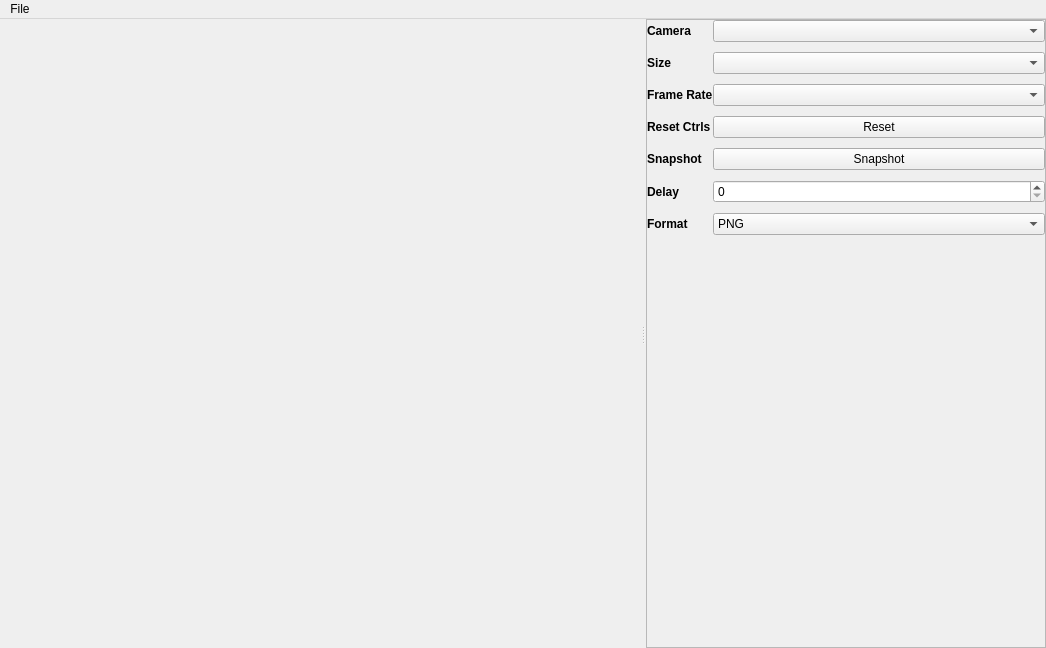
The window that VcapQt.ui (empyreanx/vcap-qt) describes before a commit, drawn with Qt 5.
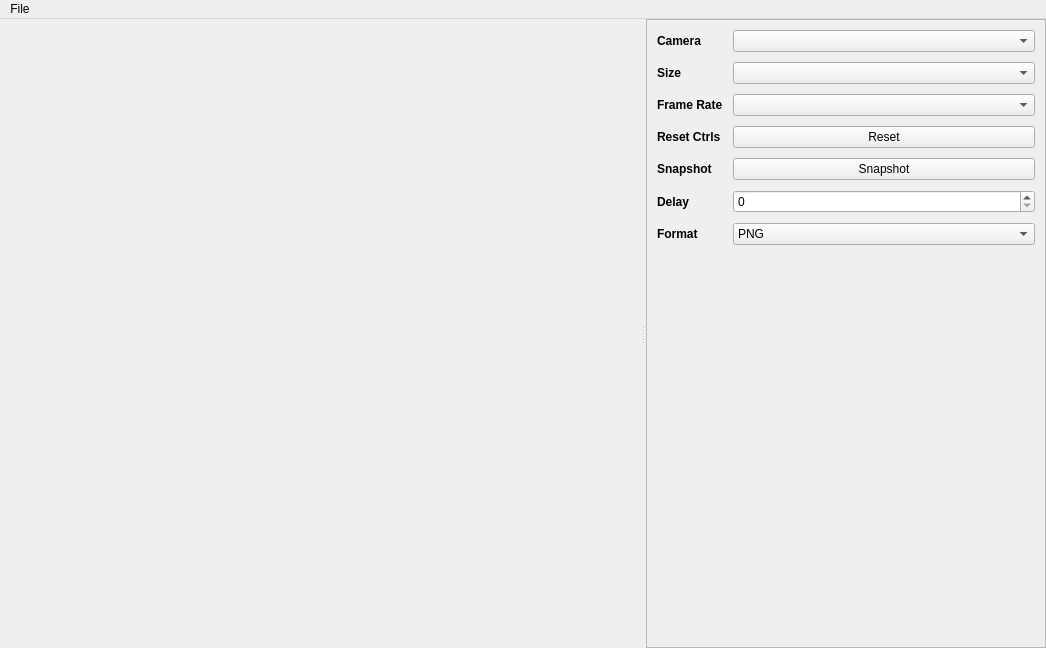
The same window after the commit.

Commit message: Control margins

What changed in the file:
```diff
--- a/VcapQt.ui
+++ b/VcapQt.ui
@@ -123,11 +123,20 @@
             <set>Qt::AlignLeading|Qt::AlignLeft|Qt::AlignVCenter</set>
            </property>
            <property name="horizontalSpacing">
-            <number>0</number>
+            <number>10</number>
            </property>
            <property name="verticalSpacing">
             <number>10</number>
            </property>
+           <property name="leftMargin">
+            <number>10</number>
+           </property>
+           <property name="topMargin">
+            <number>10</number>
+           </property>
+           <property name="rightMargin">
+            <number>10</number>
+           </property>
            <item row="0" column="0">
             <widget class="QLabel" name="cameraLabel">
              <property name="styleSheet">
```
